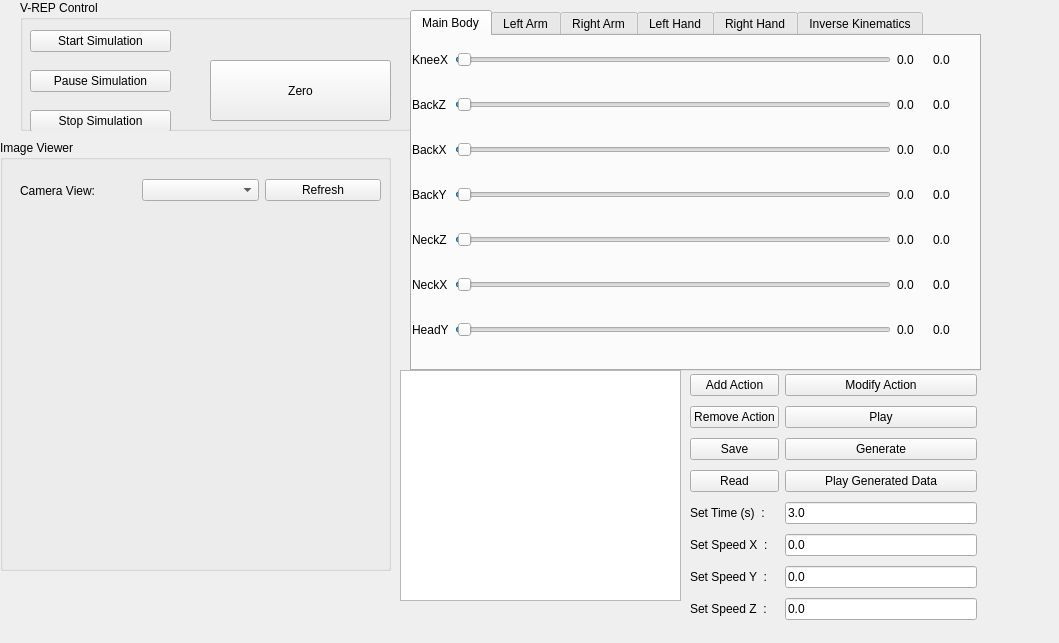
Before: the Qt Designer form src/my_plugin.ui in Rayckey/XR1_vrep_ros, drawn with Qt 5.
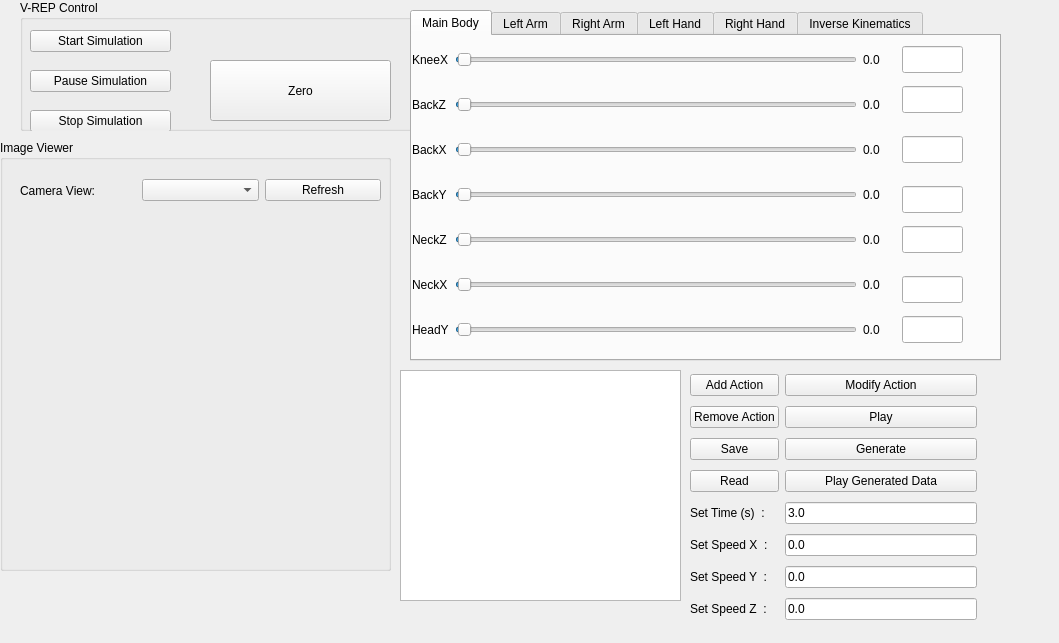
After: the same form once the commit is applied. Custom widgets are drawn as their Qt base class.

Commit message: added line edit for editing lines

```diff
--- a/src/my_plugin.ui
+++ b/src/my_plugin.ui
@@ -83,8 +83,8 @@
     <rect>
      <x>410</x>
      <y>10</y>
-     <width>571</width>
-     <height>361</height>
+     <width>591</width>
+     <height>351</height>
     </rect>
    </property>
    <property name="currentIndex">
@@ -99,12 +99,12 @@
       <rect>
        <x>0</x>
        <y>0</y>
-       <width>551</width>
+       <width>481</width>
        <height>321</height>
       </rect>
      </property>
      <layout class="QGridLayout" name="gridLayout">
-      <item row="2" column="3">
+      <item row="2" column="2">
        <widget class="QLabel" name="Joint_Current_Label_2">
         <property name="minimumSize">
          <size>
@@ -123,45 +123,7 @@
         </property>
        </widget>
       </item>
-      <item row="4" column="2">
-       <widget class="QLabel" name="Joint_Target_Label_4">
-        <property name="minimumSize">
-         <size>
-          <width>30</width>
-          <height>30</height>
-         </size>
-        </property>
-        <property name="maximumSize">
-         <size>
-          <width>30</width>
-          <height>30</height>
-         </size>
-        </property>
-        <property name="text">
-         <string>0.0</string>
-        </property>
-       </widget>
-      </item>
-      <item row="1" column="2">
-       <widget class="QLabel" name="Joint_Target_Label_1">
-        <property name="minimumSize">
-         <size>
-          <width>30</width>
-          <height>30</height>
-         </size>
-        </property>
-        <property name="maximumSize">
-         <size>
-          <width>30</width>
-          <height>30</height>
-         </size>
-        </property>
-        <property name="text">
-         <string>0.0</string>
-        </property>
-       </widget>
-      </item>
-      <item row="5" column="3">
+      <item row="5" column="2">
        <widget class="QLabel" name="Joint_Current_Label_5">
         <property name="minimumSize">
          <size>
@@ -233,7 +195,7 @@
         </property>
        </widget>
       </item>
-      <item row="4" column="3">
+      <item row="4" column="2">
        <widget class="QLabel" name="Joint_Current_Label_4">
         <property name="minimumSize">
          <size>
@@ -252,26 +214,7 @@
         </property>
        </widget>
       </item>
-      <item row="2" column="2">
-       <widget class="QLabel" name="Joint_Target_Label_2">
-        <property name="minimumSize">
-         <size>
-          <width>30</width>
-          <height>30</height>
-         </size>
-        </property>
-        <property name="maximumSize">
-         <size>
-          <width>30</width>
-          <height>30</height>
-         </size>
-        </property>
-        <property name="text">
-         <string>0.0</string>
-        </property>
-       </widget>
-      </item>
-      <item row="1" column="3">
+      <item row="1" column="2">
        <widget class="QLabel" name="Joint_Current_Label_1">
         <property name="minimumSize">
          <size>
@@ -290,25 +233,6 @@
         </property>
        </widget>
       </item>
-      <item row="3" column="2">
-       <widget class="QLabel" name="Joint_Target_Label_3">
-        <property name="minimumSize">
-         <size>
-          <width>30</width>
-          <height>30</height>
-         </size>
-        </property>
-        <property name="maximumSize">
-         <size>
-          <width>30</width>
-          <height>30</height>
-         </size>
-        </property>
-        <property name="text">
-         <string>0.0</string>
-        </property>
-       </widget>
-      </item>
       <item row="5" column="1">
        <widget class="QSlider" name="Body_T_S_5">
         <property name="maximum">
@@ -336,25 +260,6 @@
         </property>
        </widget>
       </item>
-      <item row="0" column="2">
-       <widget class="QLabel" name="Joint_Target_Label_0">
-        <property name="minimumSize">
-         <size>
-          <width>30</width>
-          <height>30</height>
-         </size>
-        </property>
-        <property name="maximumSize">
-         <size>
-          <width>30</width>
-          <height>30</height>
-         </size>
-        </property>
-        <property name="text">
-         <string>0.0</string>
-        </property>
-       </widget>
-      </item>
       <item row="5" column="0">
        <widget class="QLabel" name="label_6">
         <property name="text">
@@ -362,7 +267,7 @@
         </property>
        </widget>
       </item>
-      <item row="0" column="3">
+      <item row="0" column="2">
        <widget class="QLabel" name="Joint_Current_Label_0">
         <property name="minimumSize">
          <size>
@@ -401,7 +306,7 @@
         </property>
        </widget>
       </item>
-      <item row="3" column="3">
+      <item row="3" column="2">
        <widget class="QLabel" name="Joint_Current_Label_3">
         <property name="minimumSize">
          <size>
@@ -420,25 +325,6 @@
         </property>
        </widget>
       </item>
-      <item row="5" column="2">
-       <widget class="QLabel" name="Joint_Target_Label_5">
-        <property name="minimumSize">
-         <size>
-          <width>30</width>
-          <height>30</height>
-         </size>
-        </property>
-        <property name="maximumSize">
-         <size>
-          <width>30</width>
-          <height>30</height>
-         </size>
-        </property>
-        <property name="text">
-         <string>0.0</string>
-        </property>
-       </widget>
-      </item>
       <item row="3" column="1">
        <widget class="QSlider" name="Body_T_S_3">
         <property name="maximum">
@@ -473,25 +359,6 @@
        </widget>
       </item>
       <item row="6" column="2">
-       <widget class="QLabel" name="Joint_Target_Label_6">
-        <property name="minimumSize">
-         <size>
-          <width>30</width>
-          <height>30</height>
-         </size>
-        </property>
-        <property name="maximumSize">
-         <size>
-          <width>30</width>
-          <height>30</height>
-         </size>
-        </property>
-        <property name="text">
-         <string>0.0</string>
-        </property>
-       </widget>
-      </item>
-      <item row="6" column="3">
        <widget class="QLabel" name="Joint_Current_Label_6">
         <property name="minimumSize">
          <size>
@@ -512,6 +379,76 @@
       </item>
      </layout>
     </widget>
+    <widget class="QLineEdit" name="Joint_Target_Edit_0">
+     <property name="geometry">
+      <rect>
+       <x>490</x>
+       <y>10</y>
+       <width>61</width>
+       <height>27</height>
+      </rect>
+     </property>
+    </widget>
+    <widget class="QLineEdit" name="Joint_Target_Edit_1">
+     <property name="geometry">
+      <rect>
+       <x>490</x>
+       <y>50</y>
+       <width>61</width>
+       <height>27</height>
+      </rect>
+     </property>
+    </widget>
+    <widget class="QLineEdit" name="Joint_Target_Edit_2">
+     <property name="geometry">
+      <rect>
+       <x>490</x>
+       <y>100</y>
+       <width>61</width>
+       <height>27</height>
+      </rect>
+     </property>
+    </widget>
+    <widget class="QLineEdit" name="Joint_Target_Edit_3">
+     <property name="geometry">
+      <rect>
+       <x>490</x>
+       <y>150</y>
+       <width>61</width>
+       <height>27</height>
+      </rect>
+     </property>
+    </widget>
+    <widget class="QLineEdit" name="Joint_Target_Edit_4">
+     <property name="geometry">
+      <rect>
+       <x>490</x>
+       <y>190</y>
+       <width>61</width>
+       <height>27</height>
+      </rect>
+     </property>
+    </widget>
+    <widget class="QLineEdit" name="Joint_Target_Edit_5">
+     <property name="geometry">
+      <rect>
+       <x>490</x>
+       <y>240</y>
+       <width>61</width>
+       <height>27</height>
+      </rect>
+     </property>
+    </widget>
+    <widget class="QLineEdit" name="Joint_Target_Edit_6">
+     <property name="geometry">
+      <rect>
+       <x>490</x>
+       <y>280</y>
+       <width>61</width>
+       <height>27</height>
+      </rect>
+     </property>
+    </widget>
    </widget>
    <widget class="QWidget" name="LeftArm_tab">
     <attribute name="title">
```
Left out of the diff: 606 changed lines with no effect on the pictures. The commit also changes 6 other files.
